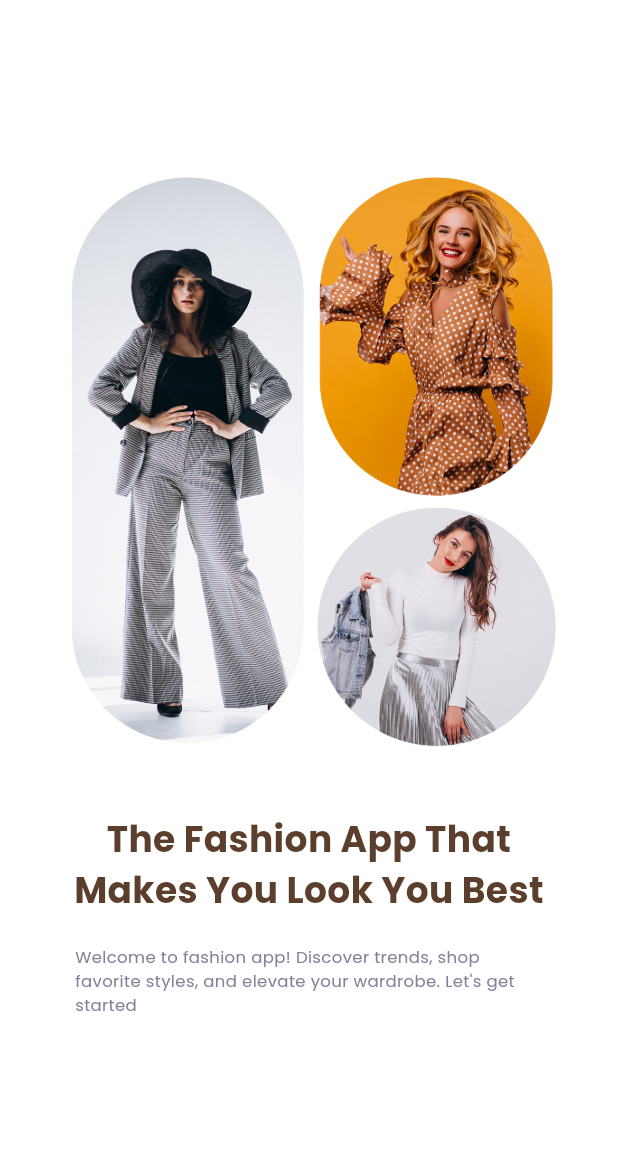
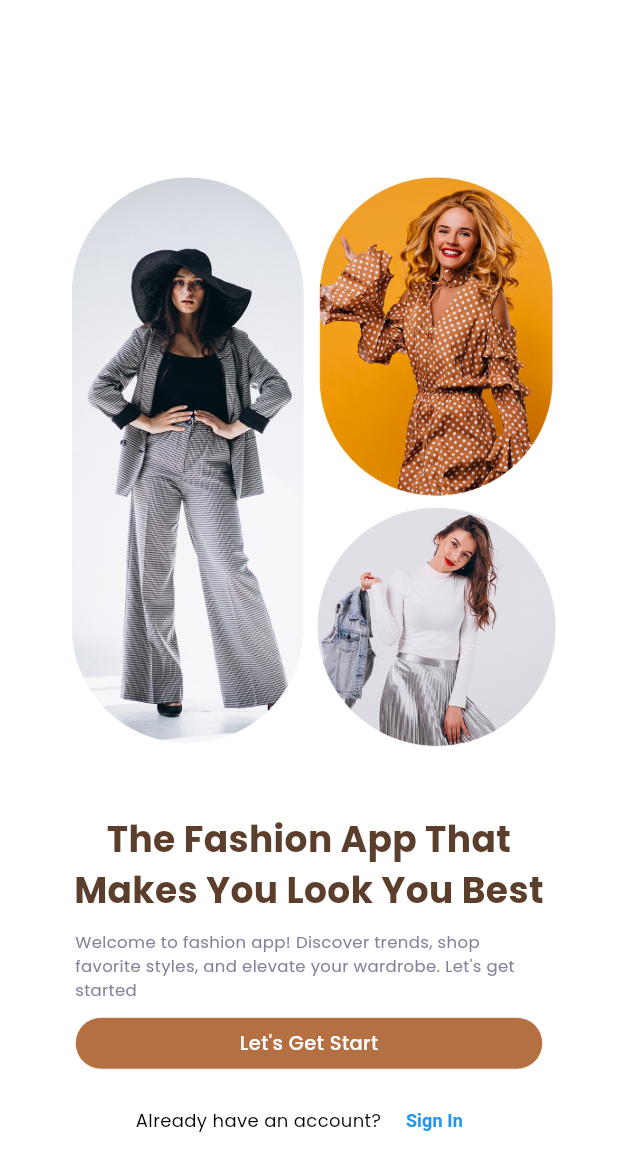
Before and after one commit to CoffeeAndCommit/Shopping_Site_Django_Flutter, a Flutter app: the screen it shows after launch, swiped to page 3, on a phone screen of 412 x 824 dp. Shown: the top 1171 px of the screen. Run offline on Flutter 3.47's test engine with Material 3 defaults, Android fonts, the light colour scheme and no system bars; our stand-ins replace flutter_dotenv, flutter_hooks, flutter_screenutil, flutter_vector_icons, get_storage, go_router and 3 more; missing offline and left inert: cross_connectivity.

Commit message:
onBoarding screen is done

```diff
--- a/fashion_app/lib/common/utils/kstrings.dart
+++ b/fashion_app/lib/common/utils/kstrings.dart
@@ -1,6 +1,9 @@
 class AppText {
   static const String kCategory = 'Category';
-  static const String kAppName = 'Fashion APp';
+  static const String kAppName = 'Fashion App';
+  static const String kGetStarted = "Let's Get Start";
+
+
 
   static const String kCategories = 'Categories';
   static const String kNotifications = 'Notifications';
--- a/fashion_app/lib/src/entrypoint/views/entrypoint.dart
+++ b/fashion_app/lib/src/entrypoint/views/entrypoint.dart
@@ -8,6 +8,6 @@ class AppEntryPoint extends StatelessWidget {
 
   @override
   Widget build(BuildContext context) {
-    return const Placeholder();
+    return  Scaffold();
   }
 }
--- a/fashion_app/lib/src/onboarding/views/onboarding_screen.dart
+++ b/fashion_app/lib/src/onboarding/views/onboarding_screen.dart
@@ -1,10 +1,14 @@
 import 'dart:developer';
 
+import 'package:fashion_app/common/utils/colors.dart';
 import 'package:fashion_app/src/onboarding/controller/onboarding_notifier.dart';
 import 'package:fashion_app/src/onboarding/widgets/onboarding_page_one.dart';
 import 'package:fashion_app/src/onboarding/widgets/onboarding_page_two.dart';
 import 'package:fashion_app/src/onboarding/widgets/welcome_screen.dart';
 import 'package:flutter/material.dart';
+import 'package:flutter_screenutil/flutter_screenutil.dart';
+import 'package:flutter_vector_icons/flutter_vector_icons.dart';
+import 'package:page_view_dot_indicator/page_view_dot_indicator.dart';
 import 'package:provider/provider.dart';
 
 class OnBoardingScreen extends StatefulWidget {
@@ -40,7 +44,7 @@ class _OnBoardingScreenState extends State<OnBoardingScreen> {
       body: Stack(
         children: [
           PageView(
-            controller: PageController(),
+            controller: _pagecontroller,
             onPageChanged: (value) {
               provider.selectedPage = value;
             },
@@ -50,6 +54,76 @@ class _OnBoardingScreenState extends State<OnBoardingScreen> {
               WelcomeScreen()
             ],
           ),
+          context.watch<OnboardingNotifier>().selectedPage == 2
+              ? const SizedBox.shrink()
+              : Positioned(
+                  bottom: 10.h,
+                  child: Container(
+                    padding: EdgeInsets.symmetric(horizontal: 20.w),
+                    width: ScreenUtil().screenWidth,
+                    child: Row(
+                      mainAxisAlignment: MainAxisAlignment.spaceBetween,
+                      crossAxisAlignment: CrossAxisAlignment.center,
+                      children: [
+                        context.watch<OnboardingNotifier>().selectedPage == 0
+                            ? const SizedBox.shrink()
+                            : GestureDetector(
+                                onTap: () {
+                                  _pagecontroller.animateToPage(
+                                      context
+                                              .read<OnboardingNotifier>()
+                                              .selectedPage -
+                                          1,
+                                      duration:
+                                          const Duration(milliseconds: 200),
+                                      curve: Curves.easeIn);
+                                },
+                                child: const Icon(
+                                  AntDesign.leftcircleo,
+                                  color: MColors.kPrimary,
+                                  size: 30,
+                                ),
+                              ),
+                        SizedBox(
+                          width: ScreenUtil().screenWidth * 0.6,
+                          height: 50.h,
+                          child: PageViewDotIndicator(
+                            currentItem: context
+                                .watch<OnboardingNotifier>()
+                                .selectedPage,
+                            count: 3,
+                            unselectedColor: Colors.black26,
+                            selectedColor: MColors.kPrimary,
+                            duration: const Duration(milliseconds: 200),
+                            onItemClicked: (index) {
+                              _pagecontroller.animateToPage(
+                                index,
+                                duration: const Duration(milliseconds: 200),
+                                curve: Curves.easeIn,
+                              );
+                            },
+                          ),
+                        ),
+                        GestureDetector(
+                          child: const Icon(
+                            AntDesign.rightcircleo,
+                            color: MColors.kPrimary,
+                            size: 30,
+                          ),
+                          onTap: () {
+                            _pagecontroller.animateToPage(
+                                context
+                                        .read<OnboardingNotifier>()
+                                        .selectedPage +
+                                    1,
+                                duration: const Duration(milliseconds: 200),
+                                curve: Curves.easeIn);
+                          },
+                        )
+                      ],
+                    ),
+                  ),
+                )
         ],
       ),
     );
--- a/fashion_app/lib/src/onboarding/widgets/welcome_screen.dart
+++ b/fashion_app/lib/src/onboarding/widgets/welcome_screen.dart
@@ -1,9 +1,13 @@
+import 'package:fashion_app/common/services/storage.dart';
 import 'package:fashion_app/common/utils/colors.dart';
 import 'package:fashion_app/common/utils/kstrings.dart';
 import 'package:fashion_app/common/widgets/app_style.dart';
+import 'package:fashion_app/common/widgets/custom_button.dart';
+import 'package:fashion_app/common/widgets/reusable_text.dart';
 import 'package:fashion_app/const/resource.dart';
 import 'package:flutter/material.dart';
 import 'package:flutter_screenutil/flutter_screenutil.dart';
+import 'package:go_router/go_router.dart';
 
 class WelcomeScreen extends StatefulWidget {
   const WelcomeScreen({super.key});
@@ -27,7 +31,7 @@ class _WelcomeScreenState extends State<WelcomeScreen> {
               ),
               Image.asset(
                 My.ASSETS_IMAGES_GETSTARTED_PNG,
-                 width: 1.sw,
+                width: 1.sw,
                 height: 0.5.sh,
                 fit: BoxFit.contain,
                 alignment: Alignment.center,
@@ -36,7 +40,6 @@ class _WelcomeScreenState extends State<WelcomeScreen> {
                 height: 30.h,
               ),
               Text(
-
                 AppText.kWelcomeHeader,
                 textAlign: TextAlign.center,
                 style: appStyle(
@@ -46,7 +49,7 @@ class _WelcomeScreenState extends State<WelcomeScreen> {
                 ),
               ),
               SizedBox(
-                height: 20.h,
+                height: 10.h,
               ),
               SizedBox(
                 width: ScreenUtil().screenWidth - 100,
@@ -58,6 +61,48 @@ class _WelcomeScreenState extends State<WelcomeScreen> {
                     FontWeight.normal,
                   ),
                 ),
+              ),
+              SizedBox(
+                height: 10.h,
+              ),
+              GradientBtn(
+                text: AppText.kGetStarted,
+                btnHieght: 35,
+                radius: 20,
+                btnWidth: ScreenUtil().screenWidth - 100,
+                onTap: () {
+                  // TODO suncoment the first open value
+                  // Storage().setBool('firstOpen', true);
+                  context.go('/home');
+                },
+              ),
+              SizedBox(
+                height: 10.h,
+              ),
+              Row(
+                mainAxisAlignment: MainAxisAlignment.center,
+                crossAxisAlignment: CrossAxisAlignment.center,
+                children: [
+                  ReusableText(
+                      text: "Already have an account? ",
+                      style: appStyle(
+                        12,
+                        MColors.kDark,
+                        FontWeight.normal,
+                      )),
+                  TextButton(
+                      onPressed: () {
+                        //  Navigate yo login page
+                      },
+                      child: const Text(
+                        "Sign In",
+                        style: TextStyle(
+                          fontSize: 12,
+                          color: Colors.blue,
+                          fontWeight: FontWeight.bold,
+                        ),
+                      ))
+                ],
               )
             ],
           )),
```
